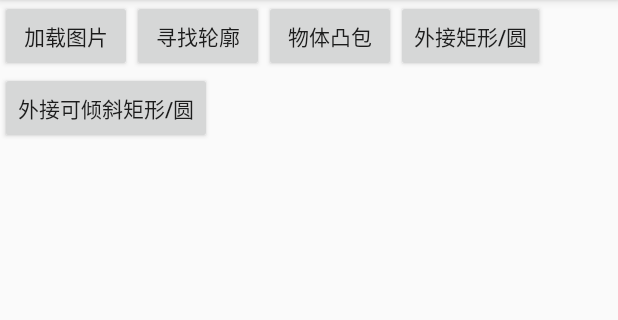
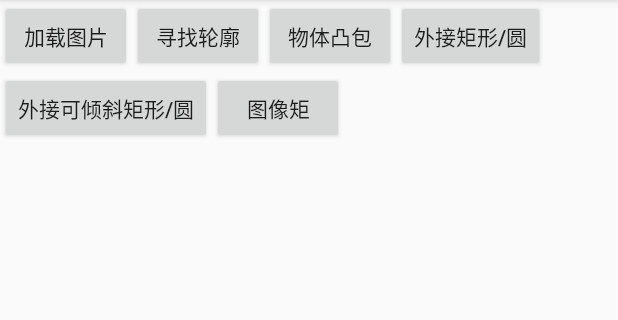
Before and after one commit to ArcGhh/opencv-demos, an Android app: the ContourActivity screen opened directly, with no data from a screen before it, on a phone screen of 412 x 824 dp, the part 84-404 px from its top. Run offline under Robolectric (Android 15) with nearby library versions, the phone set to English and light mode, and no system bars.

Commit message:
图像矩

```diff
--- a/app/src/main/res/layout/activity_contour.xml
+++ b/app/src/main/res/layout/activity_contour.xml
@@ -54,6 +54,12 @@
                 android:layout_height="wrap_content"
                 android:text="外接可倾斜矩形/圆" />
 
+            <Button
+                android:id="@+id/btnImgaeMoment"
+                android:layout_width="wrap_content"
+                android:layout_height="wrap_content"
+                android:text="图像矩" />
+
         </LinearLayout>
 
         <ImageView
@@ -67,5 +73,11 @@
             android:layout_width="match_parent"
             android:layout_height="300dp"
             android:scaleType="fitCenter" />
+
+        <TextView
+            android:id="@+id/txvMsg"
+            android:layout_width="match_parent"
+            android:layout_height="wrap_content"
+            android:visibility="gone"/>
     </LinearLayout>
 </ScrollView>
```
Also changed, not shown: app/src/main/java/com/demo/opencvdemos/imgproc/contour/ContourActivity.java (+56 -1 lines).
